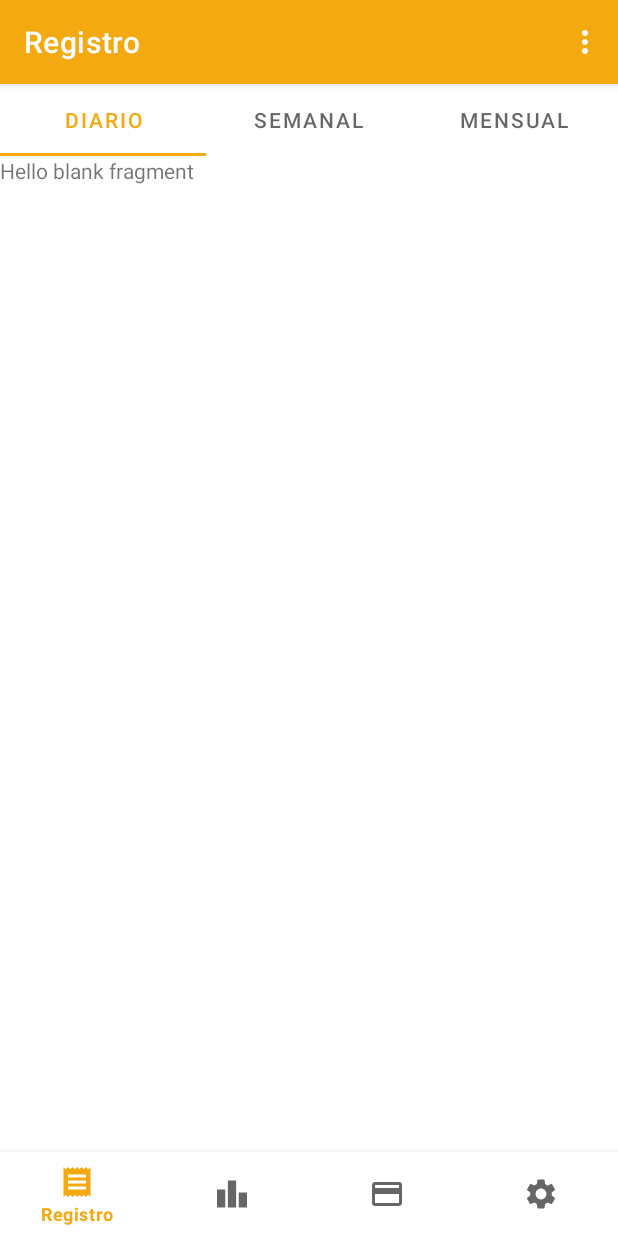
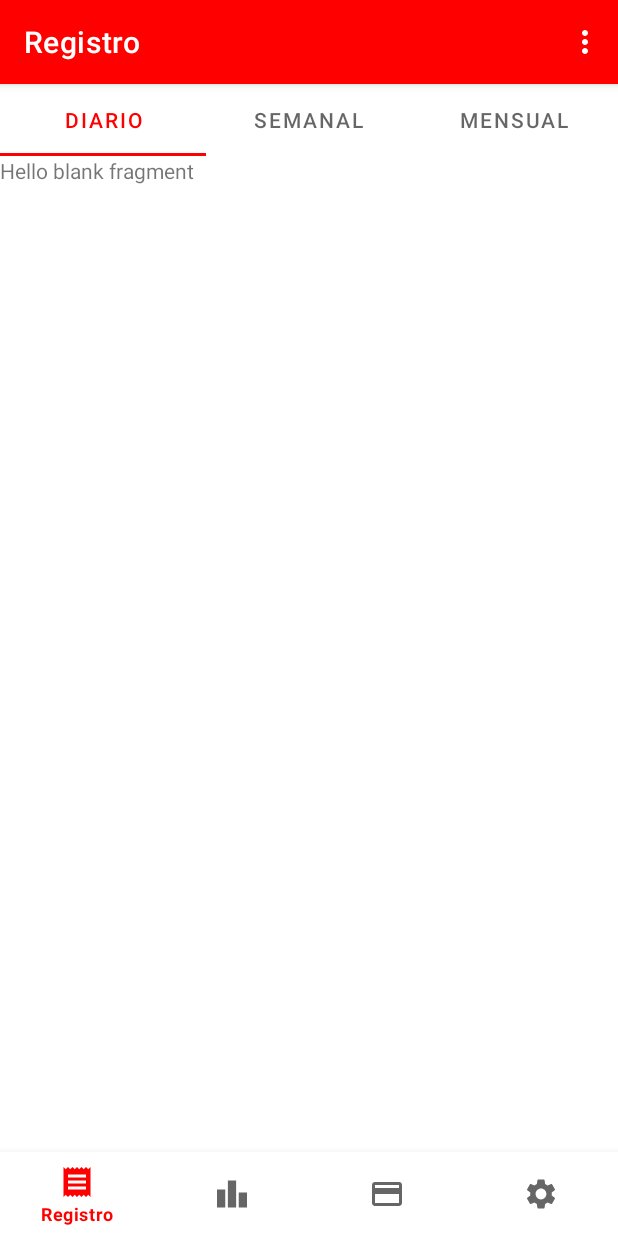
Before and after one commit to JuanRios66/My_Finances, an Android app: the MainActivity screen opened directly, with no data from a screen before it, on a phone screen of 412 x 824 dp. Run offline under Robolectric (Android 15) with nearby library versions, the phone set to English and light mode, and no system bars; our stand-ins replace navigation-ui.

Commit message:
Cambios gráficos, ampliación de icono, suprimir barra action_bar login

```diff
--- a/app/src/main/AndroidManifest.xml
+++ b/app/src/main/AndroidManifest.xml
@@ -10,7 +10,8 @@
         android:supportsRtl="true"
         android:theme="@style/Theme.MyFinances">
         <activity android:name=".activities.RegisterActivity" />
-        <activity android:name=".activities.LoginActivity" />
+        <activity android:name=".activities.LoginActivity"
+            android:theme="@style/Theme.MyFinances.NoActionBar"/>
         <activity android:name=".activities.SplashActivity">
             <intent-filter>
                 <action android:name="android.intent.action.MAIN" />
--- a/app/src/main/res/layout/activity_login.xml
+++ b/app/src/main/res/layout/activity_login.xml
@@ -10,7 +10,8 @@
     <ImageView
         android:id="@+id/imageView2"
         android:layout_width="0dp"
-        android:layout_height="150dp"
+        android:layout_height="180dp"
+        android:layout_marginTop="70dp"
         android:contentDescription="@string/my_finance"
         app:layout_constraintEnd_toEndOf="parent"
         app:layout_constraintStart_toStartOf="parent"
--- a/app/src/main/res/values/themes.xml
+++ b/app/src/main/res/values/themes.xml
@@ -2,8 +2,8 @@
     <!-- Base application theme. -->
     <style name="Theme.MyFinances" parent="Theme.MaterialComponents.DayNight.DarkActionBar">
         <!-- Primary brand color. -->
-        <item name="colorPrimary">#F4A911</item>        <!--Color de barras y botones-->
-        <item name="colorPrimaryVariant">#954202</item> <!--Barra de notificaciones-->
+        <item name="colorPrimary">#FF0000</item>        <!--Color de barras y botones-->
+        <item name="colorPrimaryVariant">#80FF0000</item> <!--Barra de notificaciones-->
         <item name="colorOnPrimary">#FFFFFF</item>      <!--Color de letras en botones-->
         <!-- Secondary brand color. -->
         <item name="colorSecondary">@color/teal_200</item>  <!--Color de -->
@@ -19,8 +19,5 @@
         <item name="windowNoTitle">true</item>
     </style>
 
-    <style name="Theme.MyApplication.AppBarOverlay" parent="ThemeOverlay.AppCompat.Dark.ActionBar" />
-
-    <style name="Theme.MyApplication.PopupOverlay" parent="ThemeOverlay.AppCompat.Light" />
 
 </resources>
```
